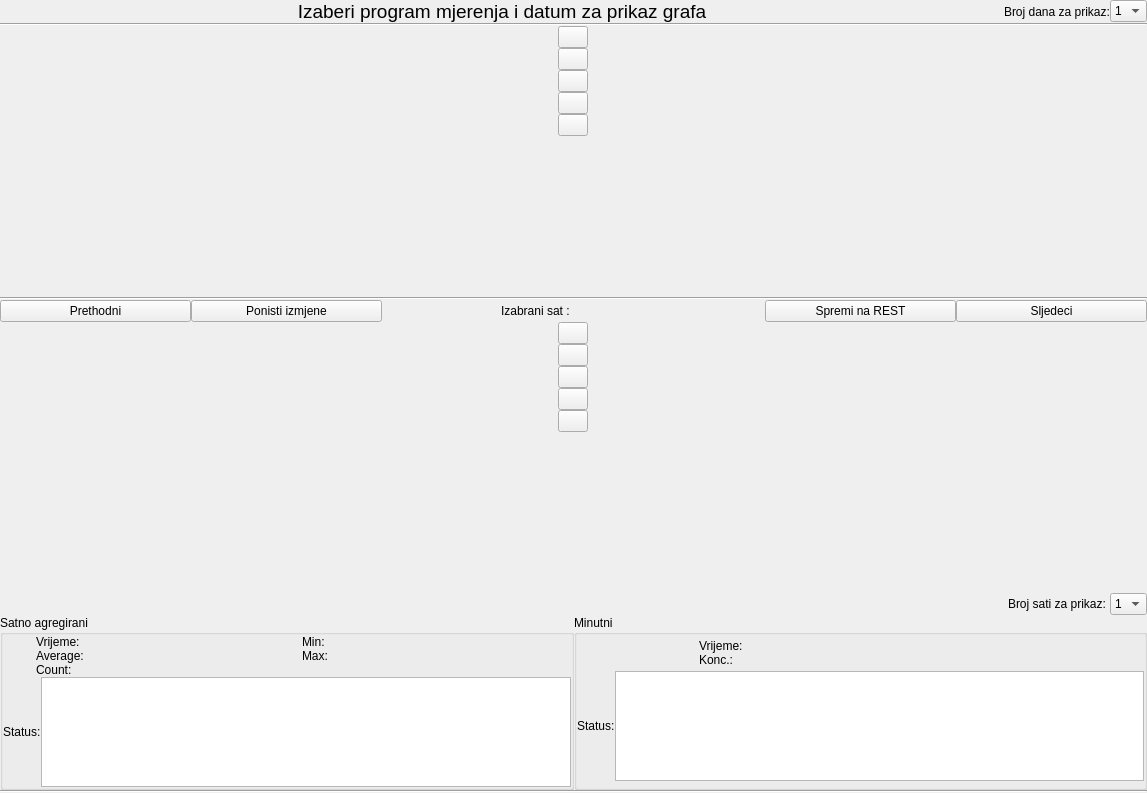
Before: the Qt Designer form app/view/ui_files/konc_graf_panel.ui in kluksa/kontrola-podataka, drawn with Qt 5.
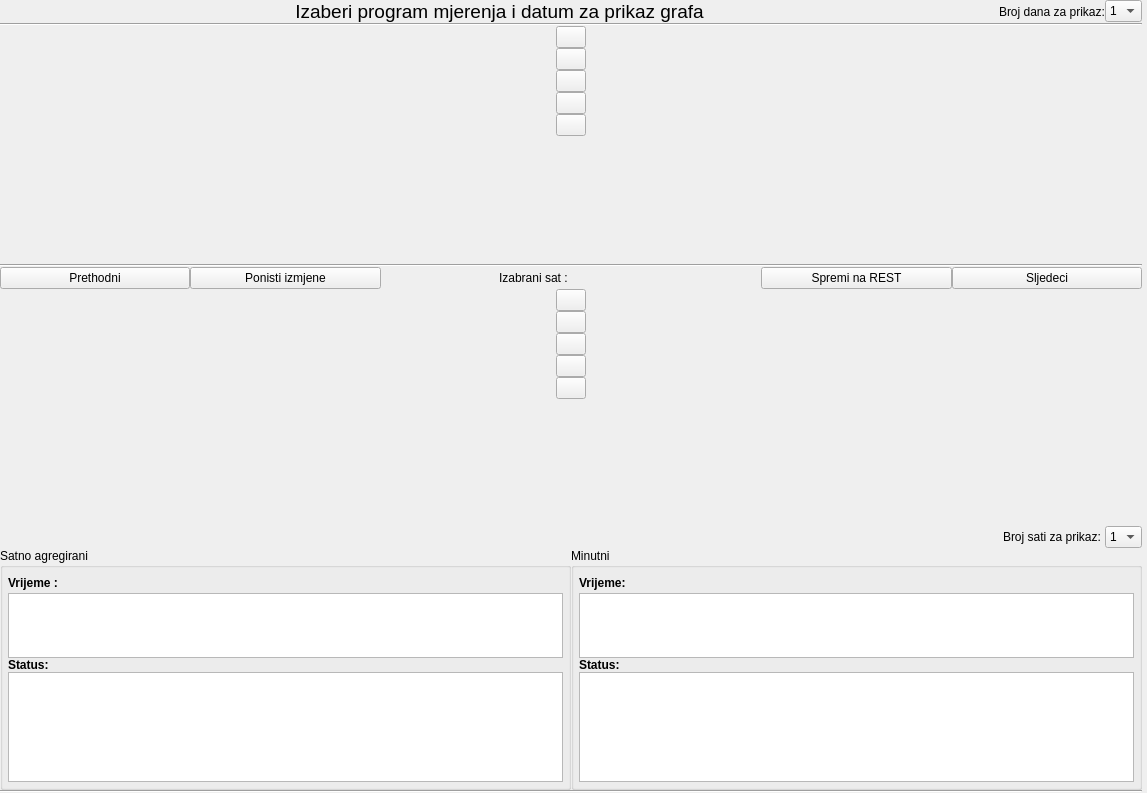
After: the same form once the commit is applied.

Diff of the .ui file:
```diff
--- a/app/view/ui_files/konc_graf_panel.ui
+++ b/app/view/ui_files/konc_graf_panel.ui
@@ -23,7 +23,16 @@
    <property name="spacing">
     <number>0</number>
    </property>
-   <property name="margin">
+   <property name="leftMargin">
+    <number>0</number>
+   </property>
+   <property name="topMargin">
+    <number>0</number>
+   </property>
+   <property name="rightMargin">
+    <number>5</number>
+   </property>
+   <property name="bottomMargin">
     <number>0</number>
    </property>
    <item>
@@ -528,153 +537,20 @@
            <number>0</number>
           </property>
           <property name="margin">
-           <number>0</number>
+           <number>5</number>
           </property>
           <item>
-           <layout class="QGridLayout" name="gridLayout_2">
+           <layout class="QGridLayout" name="gridLayout">
             <property name="topMargin">
              <number>0</number>
             </property>
             <property name="bottomMargin">
              <number>0</number>
             </property>
-            <item row="2" column="0">
-             <widget class="QLabel" name="label_12">
-              <property name="sizePolicy">
-               <sizepolicy hsizetype="Fixed" vsizetype="Fixed">
-                <horstretch>0</horstretch>
-                <verstretch>0</verstretch>
-               </sizepolicy>
-              </property>
-              <property name="maximumSize">
-               <size>
-                <width>60</width>
-                <height>16777215</height>
-               </size>
-              </property>
-              <property name="text">
-               <string>Count:</string>
-              </property>
-             </widget>
-            </item>
-            <item row="2" column="1">
-             <widget class="QLabel" name="satniCount">
-              <property name="sizePolicy">
-               <sizepolicy hsizetype="MinimumExpanding" vsizetype="Fixed">
-                <horstretch>0</horstretch>
-                <verstretch>0</verstretch>
-               </sizepolicy>
-              </property>
-              <property name="maximumSize">
-               <size>
-                <width>140</width>
-                <height>16777215</height>
-               </size>
-              </property>
-              <property name="text">
-               <string/>
-              </property>
-             </widget>
-            </item>
-            <item row="0" column="3">
-             <widget class="QLabel" name="satniMin">
-              <property name="sizePolicy">
-               <sizepolicy hsizetype="MinimumExpanding" vsizetype="Fixed">
-                <horstretch>0</horstretch>
-                <verstretch>0</verstretch>
-               </sizepolicy>
-              </property>
-              <property name="maximumSize">
-               <size>
-                <width>140</width>
-                <height>16777215</height>
-               </size>
-              </property>
-              <property name="text">
-               <string/>
-              </property>
-             </widget>
-            </item>
-            <item row="1" column="2">
-             <widget class="QLabel" name="label_9">
-              <property name="sizePolicy">
-               <sizepolicy hsizetype="Fixed" vsizetype="Fixed">
-                <horstretch>0</horstretch>
-                <verstretch>0</verstretch>
-               </sizepolicy>
-              </property>
-              <property name="maximumSize">
-               <size>
-                <width>60</width>
-                <height>16777215</height>
-               </size>
-              </property>
-              <property name="text">
-               <string>Max:</string>
-              </property>
-             </widget>
-            </item>
-            <item row="0" column="1">
-             <widget class="QLabel" name="satniVrijeme">
-              <property name="sizePolicy">
-               <sizepolicy hsizetype="MinimumExpanding" vsizetype="Fixed">
-                <horstretch>0</horstretch>
-                <verstretch>0</verstretch>
-               </sizepolicy>
-              </property>
-              <property name="maximumSize">
-               <size>
-                <width>140</width>
-                <height>16777215</height>
-               </size>
-              </property>
-              <property name="text">
-               <string/>
-              </property>
-             </widget>
-            </item>
-            <item row="1" column="3">
-             <widget class="QLabel" name="satniMax">
-              <property name="sizePolicy">
-               <sizepolicy hsizetype="MinimumExpanding" vsizetype="Fixed">
-                <horstretch>0</horstretch>
-                <verstretch>0</verstretch>
-               </sizepolicy>
-              </property>
-              <property name="maximumSize">
-               <size>
-                <width>140</width>
-                <height>16777215</height>
-               </size>
-              </property>
-              <property name="text">
-               <string/>
-              </property>
-             </widget>
-            </item>
-            <item row="1" column="0">
-             <widget class="QLabel" name="label_6">
-              <property name="sizePolicy">
-               <sizepolicy hsizetype="Fixed" vsizetype="Fixed">
-                <horstretch>0</horstretch>
-                <verstretch>0</verstretch>
-               </sizepolicy>
-              </property>
-              <property name="maximumSize">
-               <size>
-                <width>60</width>
-                <height>16777215</height>
-               </size>
-              </property>
-              <property name="text">
-               <string>Average:</string>
-              </property>
-             </widget>
-            </item>
             <item row="0" column="0">
              <widget class="QLabel" name="label_4">
               <property name="sizePolicy">
-               <sizepolicy hsizetype="Fixed" vsizetype="Fixed">
+               <sizepolicy hsizetype="Minimum" vsizetype="Fixed">
                 <horstretch>0</horstretch>
                 <verstretch>0</verstretch>
                </sizepolicy>
@@ -685,13 +561,19 @@
                 <height>16777215</height>
                </size>
               </property>
+              <property name="font">
+               <font>
+                <weight>75</weight>
+                <bold>true</bold>
+               </font>
+              </property>
               <property name="text">
-               <string>Vrijeme:</string>
+               <string>Vrijeme :</string>
               </property>
              </widget>
             </item>
-            <item row="1" column="1">
-             <widget class="QLabel" name="satniAverage">
+            <item row="0" column="1">
+             <widget class="QLabel" name="satniVrijeme">
               <property name="sizePolicy">
                <sizepolicy hsizetype="MinimumExpanding" vsizetype="Fixed">
                 <horstretch>0</horstretch>
@@ -704,40 +586,51 @@
                 <height>16777215</height>
                </size>
               </property>
+              <property name="font">
+               <font>
+                <weight>75</weight>
+                <bold>true</bold>
+               </font>
+              </property>
               <property name="text">
                <string/>
               </property>
              </widget>
             </item>
             <item row="0" column="2">
-             <widget class="QLabel" name="label_7">
-              <property name="sizePolicy">
-               <sizepolicy hsizetype="Fixed" vsizetype="Fixed">
-                <horstretch>0</horstretch>
-                <verstretch>0</verstretch>
-               </sizepolicy>
+             <spacer name="horizontalSpacer_2">
+              <property name="orientation">
+               <enum>Qt::Horizontal</enum>
               </property>
-              <property name="maximumSize">
+              <property name="sizeHint" stdset="0">
                <size>
-                <width>60</width>
-                <height>16777215</height>
+                <width>40</width>
+                <height>20</height>
                </size>
               </property>
-              <property name="text">
-               <string>Min:</string>
-              </property>
-             </widget>
+             </spacer>
             </item>
            </layout>
           </item>
           <item>
-           <layout class="QHBoxLayout" name="horizontalLayout_3">
-            <property name="spacing">
-             <number>0</number>
+           <widget class="QTableView" name="satnoAgregiraniView">
+            <property name="sizePolicy">
+             <sizepolicy hsizetype="Expanding" vsizetype="Fixed">
+              <horstretch>0</horstretch>
+              <verstretch>0</verstretch>
+             </sizepolicy>
             </property>
-            <property name="bottomMargin">
-             <number>0</number>
+            <property name="maximumSize">
+             <size>
+              <width>16777215</width>
+              <height>65</height>
+             </size>
             </property>
+            <attribute name="verticalHeaderVisible">
+             <bool>false</bool>
+            </attribute>
+           </widget>
+          </item>
             <item>
              <widget class="QLabel" name="label_2">
               <property name="sizePolicy">
@@ -752,6 +645,12 @@
                 <height>16777215</height>
                </size>
               </property>
+            <property name="font">
+             <font>
+              <weight>75</weight>
+              <bold>true</bold>
+             </font>
+            </property>
               <property name="text">
                <string>Status:</string>
               </property>
@@ -786,8 +685,6 @@
              </widget>
             </item>
            </layout>
-          </item>
-         </layout>
         </widget>
        </item>
        <item>
@@ -800,35 +697,16 @@
            <number>0</number>
           </property>
           <property name="margin">
-           <number>0</number>
+           <number>5</number>
           </property>
           <item>
-           <layout class="QGridLayout" name="gridLayout_4">
+           <layout class="QGridLayout" name="gridLayout_2">
             <property name="topMargin">
              <number>0</number>
             </property>
             <property name="bottomMargin">
              <number>0</number>
             </property>
-            <item row="0" column="0">
-             <widget class="QLabel" name="label_18">
-              <property name="sizePolicy">
-               <sizepolicy hsizetype="Fixed" vsizetype="Fixed">
-                <horstretch>0</horstretch>
-                <verstretch>0</verstretch>
-               </sizepolicy>
-              </property>
-              <property name="maximumSize">
-               <size>
-                <width>60</width>
-                <height>16777215</height>
-               </size>
-              </property>
-              <property name="text">
-               <string>Vrijeme:</string>
-              </property>
-             </widget>
-            </item>
             <item row="0" column="1">
              <widget class="QLabel" name="minutniVrijeme">
               <property name="sizePolicy">
@@ -843,13 +721,19 @@
                 <height>16777215</height>
                </size>
               </property>
+              <property name="font">
+               <font>
+                <weight>75</weight>
+                <bold>true</bold>
+               </font>
+              </property>
               <property name="text">
                <string/>
               </property>
              </widget>
             </item>
-            <item row="1" column="0">
-             <widget class="QLabel" name="label_20">
+            <item row="0" column="0">
+             <widget class="QLabel" name="label_18">
               <property name="sizePolicy">
                <sizepolicy hsizetype="Fixed" vsizetype="Fixed">
                 <horstretch>0</horstretch>
@@ -862,37 +746,54 @@
                 <height>16777215</height>
                </size>
               </property>
+              <property name="font">
+               <font>
+                <weight>75</weight>
+                <bold>true</bold>
+               </font>
+              </property>
               <property name="text">
-               <string>Konc.:</string>
+               <string>Vrijeme:</string>
               </property>
              </widget>
             </item>
-            <item row="1" column="1">
-             <widget class="QLabel" name="minutniKoncentracija">
-              <property name="sizePolicy">
-               <sizepolicy hsizetype="MinimumExpanding" vsizetype="Fixed">
-                <horstretch>0</horstretch>
-                <verstretch>0</verstretch>
-               </sizepolicy>
+            <item row="0" column="2">
+             <spacer name="horizontalSpacer_3">
+              <property name="orientation">
+               <enum>Qt::Horizontal</enum>
               </property>
-              <property name="maximumSize">
+              <property name="sizeHint" stdset="0">
                <size>
-                <width>140</width>
-                <height>16777215</height>
+                <width>40</width>
+                <height>20</height>
                </size>
               </property>
-              <property name="text">
-               <string/>
-              </property>
-             </widget>
+             </spacer>
             </item>
            </layout>
           </item>
           <item>
-           <layout class="QHBoxLayout" name="horizontalLayout_4">
-            <property name="spacing">
-             <number>0</number>
+           <widget class="QTableView" name="minutniView">
+            <property name="sizePolicy">
+             <sizepolicy hsizetype="Expanding" vsizetype="Fixed">
+              <horstretch>0</horstretch>
+              <verstretch>0</verstretch>
+             </sizepolicy>
             </property>
+            <property name="maximumSize">
+             <size>
+              <width>16777215</width>
+              <height>65</height>
+             </size>
+            </property>
+            <property name="contextMenuPolicy">
+             <enum>Qt::ActionsContextMenu</enum>
+            </property>
+            <attribute name="verticalHeaderVisible">
+             <bool>false</bool>
+            </attribute>
+           </widget>
+          </item>
             <item>
              <widget class="QLabel" name="label_16">
               <property name="sizePolicy">
@@ -907,6 +808,12 @@
                 <height>16777215</height>
                </size>
               </property>
+            <property name="font">
+             <font>
+              <weight>75</weight>
+              <bold>true</bold>
+             </font>
+            </property>
               <property name="text">
                <string>Status:</string>
               </property>
@@ -933,8 +840,6 @@
                <bool>false</bool>
               </attribute>
              </widget>
-            </item>
-           </layout>
           </item>
          </layout>
         </widget>
```
Lines whose indentation alone changed are shown as unchanged.
